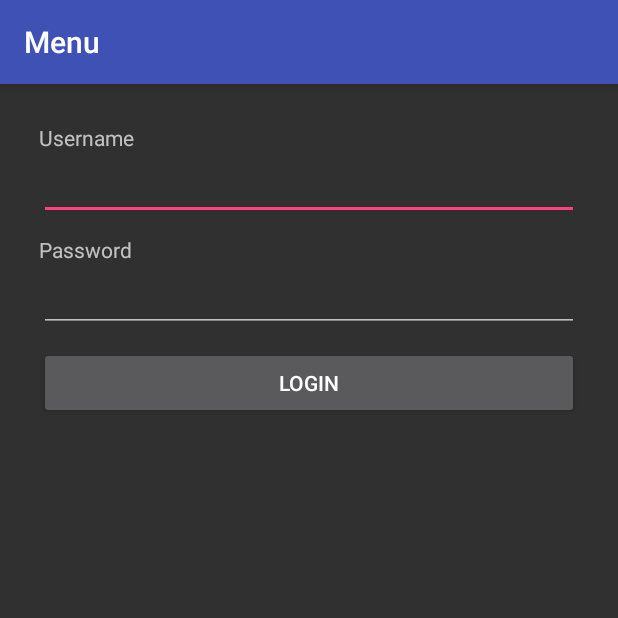
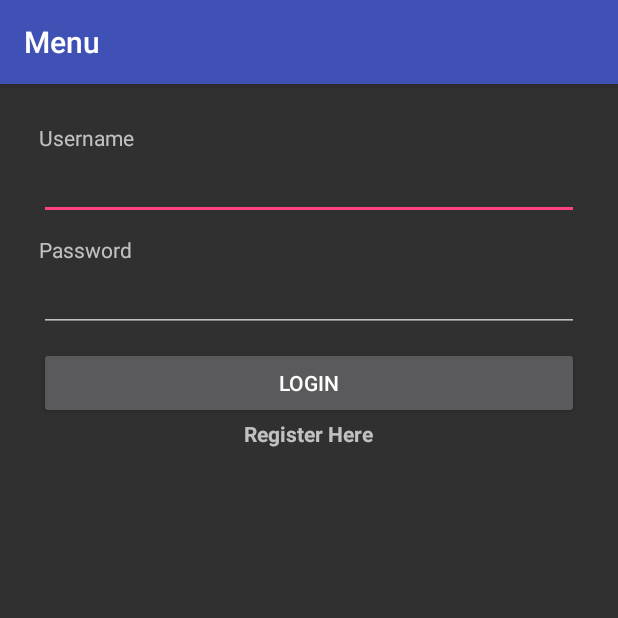
Before and after one commit to Team-NoName/MovieHub, an Android app: the screen it shows after launch (MainActivity), on a phone screen of 412 x 824 dp, the top half of it. Run offline under Robolectric (Android 15) with nearby library versions, the phone set to English and light mode, and no system bars; libraries missing offline, so code that uses them is left out: com.orm; 12 statements that could not run were skipped.

Commit message:
login register layouts with activities without functionality

```diff
--- a/MovieHub/app/src/main/java/info/noname/moviehub/MainActivity.java
+++ b/MovieHub/app/src/main/java/info/noname/moviehub/MainActivity.java
@@ -1,21 +1,28 @@
 package info.noname.moviehub;
 
 import android.content.Context;
+import android.content.Intent;
 import android.os.Bundle;
 import android.support.v7.app.AppCompatActivity;
 import android.support.v7.widget.Toolbar;
 import android.view.View;
 import android.widget.Button;
 import android.widget.EditText;
+import android.widget.TextView;
 
 public class MainActivity extends AppCompatActivity implements View.OnClickListener {
+    public final Context mCtx = this;
 
     private Button mBtnLogin;
+
     private AlertDialogManager mDialogManager;
-    public final Context ctx = this;
 
-    private EditText mTxtUsername;
-    private EditText mTextUserPassword;
+    private Button mLoginButton;
+
+    private EditText mUsernameEditText;
+    private EditText mPasswrodEditText;
+
+    private TextView mRegisterLink;
 
     @Override
     protected void onCreate(Bundle savedInstanceState) {
@@ -27,12 +34,15 @@ public class MainActivity extends AppCompatActivity implements View.OnClickListe
 
         mDialogManager = new AlertDialogManager();
 
-        mBtnLogin = (Button) findViewById(R.id.login_button);
+        mLoginButton = (Button) findViewById(R.id.login_button);
 
-        mTxtUsername = (EditText) findViewById(R.id.username_edit_text);
-        mTextUserPassword = (EditText) findViewById(R.id.password_edit_text);
+        mUsernameEditText = (EditText) findViewById(R.id.username_edit_text);
+        mPasswrodEditText = (EditText) findViewById(R.id.password_edit_text);
 
-        mBtnLogin.setOnClickListener(this);
+        mRegisterLink = (TextView) findViewById(R.id.register_link);
+
+        mLoginButton.setOnClickListener(this);
+        mRegisterLink.setOnClickListener(this);
     }
 
     @Override
@@ -40,5 +50,11 @@ public class MainActivity extends AppCompatActivity implements View.OnClickListe
         if (v.getId() == R.id.login_button) {
 
         }
+
+        if (v.getId() == R.id.register_link) {
+            Intent intent = new Intent(this, RegisterManager.class);
+
+            startActivity(intent);
+        }
     }
 }
--- a/MovieHub/app/src/main/java/info/noname/moviehub/RegisterManager.java
+++ b/MovieHub/app/src/main/java/info/noname/moviehub/RegisterManager.java
@@ -14,6 +14,7 @@ import android.widget.EditText;
 public class RegisterManager extends AppCompatActivity implements View.OnClickListener {
 
     private Button mRegisterButton;
+
     private EditText mUsernameEditText;
     private EditText mPasswrodEditText;
     private EditText mUserEmail;
@@ -23,7 +24,8 @@ public class RegisterManager extends AppCompatActivity implements View.OnClickLi
         super.onCreate(savedInstanceState);
         setContentView(R.layout.register_layout);
 
-        mRegisterButton = (Button) findViewById(R.id.login_button);
+        mRegisterButton = (Button) findViewById(R.id.register_button);
+
         mUsernameEditText = (EditText) findViewById(R.id.username_edit_text);
         mPasswrodEditText = (EditText) findViewById(R.id.password_edit_text);
         mUserEmail = (EditText) findViewById(R.id.email_edit_text);
--- a/MovieHub/app/src/main/res/layout/login_layout.xml
+++ b/MovieHub/app/src/main/res/layout/login_layout.xml
@@ -1,10 +1,11 @@
 <?xml version="1.0" encoding="utf-8"?>
 <LinearLayout xmlns:android="http://schemas.android.com/apk/res/android"
+    xmlns:tools="http://schemas.android.com/tools"
     android:orientation="vertical"
     android:layout_width="match_parent"
     android:padding="10dp"
-    android:layout_height="match_parent">
-
+    android:layout_height="match_parent"
+    tools:showIn="@layout/content_main">
 
     <TextView
         android:text="@string/user_username"
@@ -39,4 +40,12 @@
         android:layout_width="match_parent"
         android:layout_height="wrap_content"
         android:id="@+id/login_button" />
+
+    <TextView
+        android:text="@string/register_here"
+        android:layout_width="wrap_content"
+        android:layout_height="wrap_content"
+        android:layout_gravity="center"
+        android:textStyle="bold"
+        android:id="@+id/register_link" />
 </LinearLayout>
--- a/MovieHub/app/src/main/res/values/strings.xml
+++ b/MovieHub/app/src/main/res/values/strings.xml
@@ -8,4 +8,5 @@
     <string name="menu">Menu</string>
     <string name="user_email">Email</string>
     <string name="register">Register</string>
+    <string name="register_here">Register Here</string>
 </resources>
```
Also changed, not shown: MovieHub/app/src/main/AndroidManifest.xml (+22 -0 lines), MovieHub/app/src/main/java/info/noname/moviehub/LoginManager.java (+1 -16 lines).
